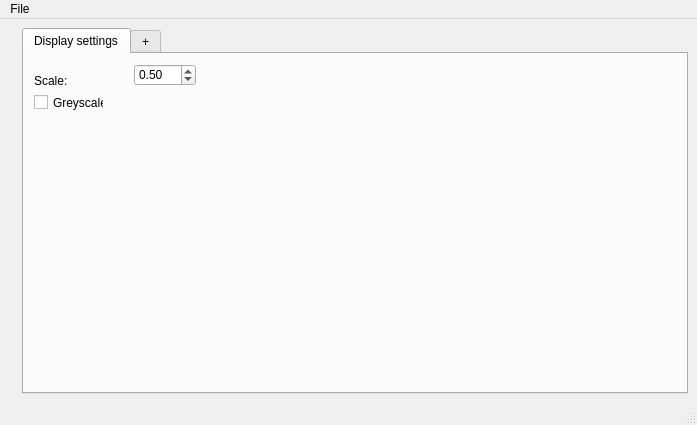
The window that sec_detect.ui (SebLeh/IAI) describes before a commit, drawn with Qt 5.
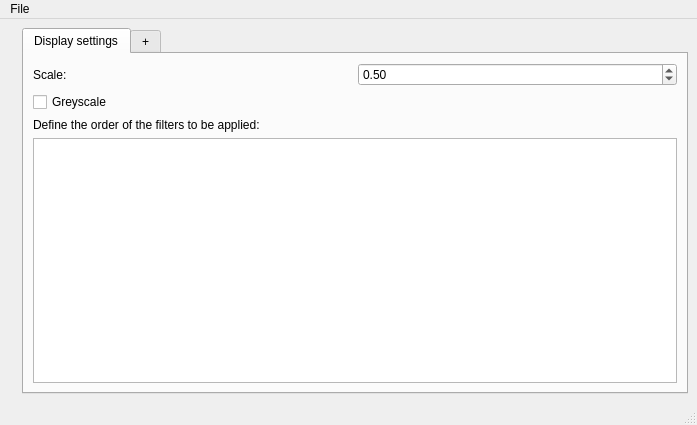
The same window after the commit. Icons and pictures are not drawn. Custom widgets are drawn as their Qt base class.

Commit message: all filters implemented; working on drag&drop for order

The edit to the form file:
```diff
--- a/sec_detect.ui
+++ b/sec_detect.ui
@@ -15,14 +15,14 @@
   </property>
   <widget class="QWidget" name="centralwidget">
    <layout class="QGridLayout" name="gridLayout">
-    <item row="0" column="0">
+    <item row="1" column="0">
      <widget class="GraphicsView" name="label">
       <property name="text">
        <string/>
       </property>
      </widget>
     </item>
-    <item row="0" column="1">
+    <item row="1" column="2">
      <widget class="QTabWidget" name="tabWidget">
       <property name="minimumSize">
        <size>
@@ -40,28 +40,30 @@
        <attribute name="title">
         <string>Display settings</string>
        </attribute>
+       <layout class="QGridLayout" name="gridLayout_2">
+        <item row="1" column="0">
+         <widget class="QCheckBox" name="cb_grey">
+          <property name="text">
+           <string>Greyscale</string>
+          </property>
+         </widget>
+        </item>
+        <item row="4" column="0">
+         <widget class="QLabel" name="label_2">
+          <property name="text">
+           <string>Define the order of the filters to be applied:</string>
+          </property>
+         </widget>
+        </item>
+        <item row="0" column="0">
        <widget class="QLabel" name="lbl_scale">
-        <property name="geometry">
-         <rect>
-          <x>10</x>
-          <y>20</y>
-          <width>46</width>
-          <height>13</height>
-         </rect>
-        </property>
         <property name="text">
          <string>Scale:</string>
         </property>
        </widget>
+        </item>
+        <item row="0" column="1">
        <widget class="QDoubleSpinBox" name="scale">
-        <property name="geometry">
-         <rect>
-          <x>110</x>
-          <y>10</y>
-          <width>62</width>
-          <height>22</height>
-         </rect>
-        </property>
         <property name="maximum">
          <double>3.000000000000000</double>
         </property>
@@ -72,19 +74,11 @@
          <double>0.500000000000000</double>
         </property>
        </widget>
-       <widget class="QCheckBox" name="cb_grey">
-        <property name="geometry">
-         <rect>
-          <x>10</x>
-          <y>40</y>
-          <width>70</width>
-          <height>17</height>
-         </rect>
-        </property>
-        <property name="text">
-         <string>Greyscale</string>
-        </property>
-       </widget>
+        </item>
+        <item row="5" column="0" colspan="2">
+         <widget class="QListWidget" name="sortList"/>
+        </item>
+       </layout>
       </widget>
       <widget class="QWidget" name="tab_2">
        <attribute name="title">
```
Lines whose indentation alone changed are shown as unchanged. The commit also changes 29 other files.
